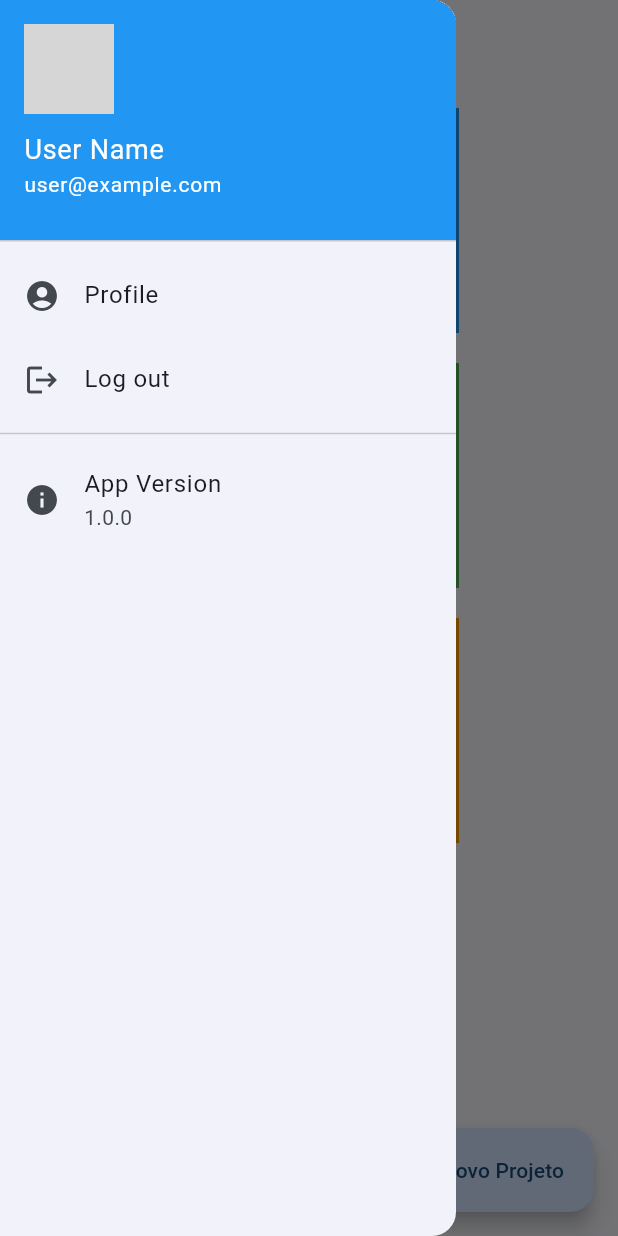
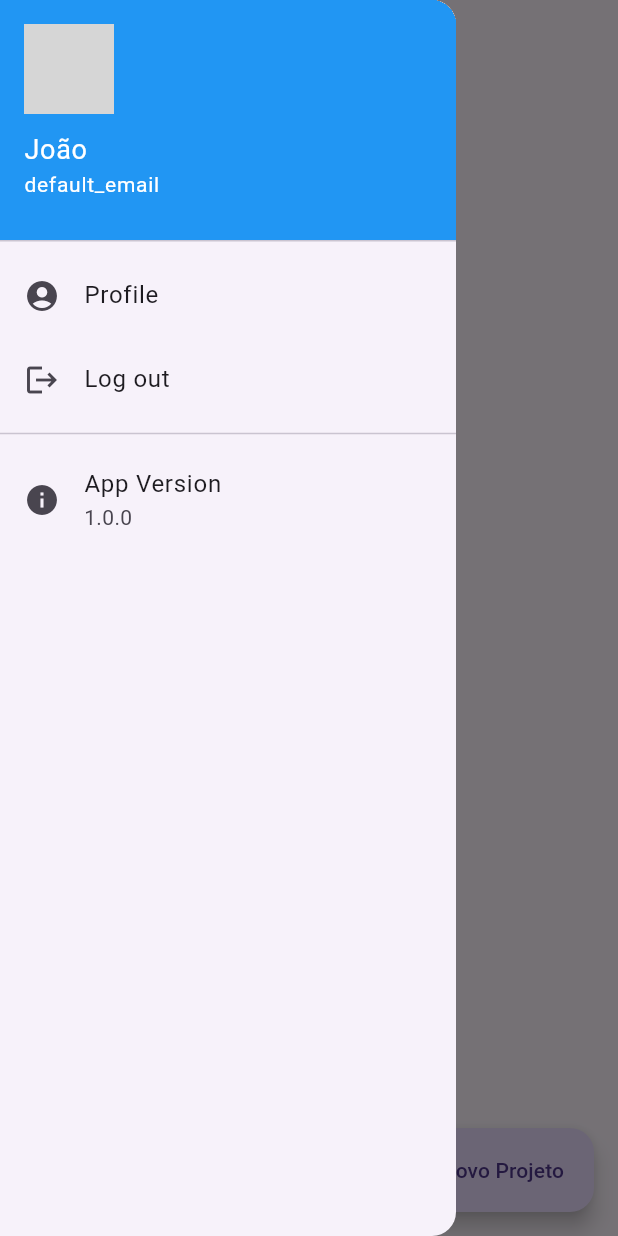
Before and after one commit to JoaoAbrantes977/ProjetoFinalFlutter, a Flutter app: the InspectionsPage screen opened directly, with the side drawer open, on a phone screen of 412 x 824 dp. Run offline on Flutter 3.47's test engine with Material 3 defaults, Android fonts, the phone set to English and light mode, and no system bars; network calls fail; grey boxes are pictures that could not be loaded.

Commit message:
added details-inspection

```diff
--- a/lib/inspection.dart
+++ b/lib/inspection.dart
@@ -1,7 +1,9 @@
 import 'package:flutter/material.dart';
+import 'package:http/http.dart' as http;
+import 'dart:convert';
 import 'package:projeto_final_flutter/login.dart';
-
 import 'inspection/create-inspection.dart';
+import 'inspection/details-inspection.dart';
 
 class InspectionsPage extends StatefulWidget {
   @override
@@ -9,39 +11,69 @@ class InspectionsPage extends StatefulWidget {
 }
 
 class InspectionsPageState extends State<InspectionsPage> {
+  // Access the User class
+  User user = User.userInstance;
+  List<dynamic> inspections = []; // List to store inspection data
+
+  @override
+  void initState() {
+    super.initState();
+    fetchInspections(); // Fetch inspections when the widget initializes
+  }
+
+  // Function to fetch inspections
+  Future<void> fetchInspections() async {
+    String userId = user.id;
+    String url = 'http://10.0.2.2:3000/inspection/all/$userId'; // Replace with your API endpoint
+    final response = await http.get(Uri.parse(url));
+
+    if (response.statusCode == 200) {
+      // If the server returns a 200 OK response, parse the JSON and update the state
+      List<dynamic> data = json.decode(response.body)['inspections'];
+      setState(() {
+        inspections = data;
+      });
+    } else {
+      // If the server did not return a 200 OK response, throw an error.
+      throw Exception('Failed to load inspections');
+    }
+  }
+
   @override
   Widget build(BuildContext context) {
+    String userEmail = user.email;
+
     return Scaffold(
       appBar: AppBar(
-        title: const Text('Your Inspections'),
+        title: const Text('As minhas Inspeções'),
       ),
       drawer: Drawer(
         child: ListView(
           padding: EdgeInsets.zero,
           children: <Widget>[
-            const DrawerHeader(
-              decoration: BoxDecoration(
+            DrawerHeader(
+              decoration: const BoxDecoration(
                 color: Colors.blue,
               ),
               child: Column(
                 crossAxisAlignment: CrossAxisAlignment.start,
                 children: [
-                  CircleAvatar(
+                  const CircleAvatar(
                     radius: 30,
                     // Placeholder for user profile picture
                     backgroundImage: AssetImage('assets/user_profile.png'),
                   ),
-                  SizedBox(height: 10),
-                  Text(
-                    'User Name',
+                  const SizedBox(height: 10),
+                  const Text(
+                    'João', // Replace with user name if available
                     style: TextStyle(
                       color: Colors.white,
                       fontSize: 18,
                     ),
                   ),
                   Text(
-                    'user@example.com',
-                    style: TextStyle(
+                    userEmail, // Display user's email
+                    style: const TextStyle(
                       color: Colors.white,
                       fontSize: 14,
                     ),
@@ -50,23 +82,27 @@ class InspectionsPageState extends State<InspectionsPage> {
               ),
             ),
             ListTile(
-              leading: Icon(Icons.account_circle),
+              leading: const Icon(Icons.account_circle),
               title: const Text('Profile'),
               onTap: () {
                 // Navigate to profile screen
               },
             ),
             ListTile(
-              leading: Icon(Icons.logout),
+              leading: const Icon(Icons.logout),
               title: const Text('Log out'),
               onTap: () {
+                // Reset user instance upon logout
+                User.setUserInstance(User("default_email", "default_id"));
+
+                // Navigate to login screen
                 Navigator.pushReplacement(
                   context,
                   MaterialPageRoute(builder: (context) => LoginPage()),
                 );
               },
             ),
-            Divider(),
+            const Divider(),
             ListTile(
               leading: const Icon(Icons.info),
               title: const Text('App Version'),
@@ -79,36 +115,50 @@ class InspectionsPageState extends State<InspectionsPage> {
           ],
         ),
       ),
-      body: ListView(
-        children: [
-          Padding(
-            padding: const EdgeInsets.all(16.0),
-            child: Column(
-              children: <Widget>[
-                Container(
-                  width: 200,
-                  height: 150,
-                  color: Colors.blue,
-                  child: const Center(child: Text('Box 1')),
+      body: ListView.builder(
+        itemCount: inspections.length,
+        itemBuilder: (BuildContext context, int index) {
+          dynamic inspection = inspections[index];
+          String inspectionName = inspection['tipo']['nome'];
+          String inspectionId = inspection['id'].toString(); // Get inspection ID
+          return Padding(
+            padding: const EdgeInsets.symmetric(horizontal: 16, vertical: 8),
+            child: Card(
+              elevation: 4, // Add elevation for a shadow effect
+              shape: RoundedRectangleBorder(
+                borderRadius: BorderRadius.circular(12), // Rounded corners
+              ),
+              child: InkWell(
+                onTap: () {
+                  // Navigate to inspection details page when card is tapped
+                  Navigator.push(
+                    context,
+                    MaterialPageRoute(
+                      builder: (context) => InspectionDetailsPage(inspectionId: inspectionId),
+                    ),
+                  );
+                },
+                child: Container(
+                  height: 120,
+                  decoration: BoxDecoration(
+                    borderRadius: BorderRadius.circular(12),
+                    color: Colors.blue, // Background color
+                  ),
+                  child: Center(
+                    child: Text(
+                      inspectionName,
+                      style: TextStyle(
+                        color: Colors.white,
+                        fontSize: 18,
+                        fontWeight: FontWeight.bold,
+                      ),
+                    ),
+                  ),
                 ),
-                const SizedBox(height: 20),
-                Container(
-                  width: 200,
-                  height: 150,
-                  color: Colors.green,
-                  child: const Center(child: Text('Box 2')),
-                ),
-                const SizedBox(height: 20),
-                Container(
-                  width: 200,
-                  height: 150,
-                  color: Colors.orange,
-                  child: const Center(child: Text('Box 3')),
-                ),
-              ],
+              ),
             ),
-          ),
-        ],
+          );
+        },
       ),
       floatingActionButton: FloatingActionButton.extended(
         onPressed: () {
@@ -117,8 +167,8 @@ class InspectionsPageState extends State<InspectionsPage> {
             MaterialPageRoute(builder: (context) => CreateInspectionPage()),
           );
         },
-        label: Text('Novo Projeto'),
-        icon: Icon(Icons.add),
+        label: const Text('Novo Projeto'),
+        icon: const Icon(Icons.add),
       ),
       floatingActionButtonLocation: FloatingActionButtonLocation.endFloat,
     );
--- a/lib/inspection/create-inspection.dart
+++ b/lib/inspection/create-inspection.dart
@@ -1,6 +1,12 @@
 import 'package:flutter/material.dart';
 import 'package:http/http.dart' as http;
 import 'dart:convert';
+import '../login.dart';
+
+// Access the User class
+User user = User.userInstance;
+String userEmail = user.email;
+String userId = user.id;
 
 class CreateInspectionPage extends StatefulWidget {
   @override
@@ -9,6 +15,7 @@ class CreateInspectionPage extends StatefulWidget {
 
 class _CreateInspectionPageState extends State<CreateInspectionPage> {
   final _formKey = GlobalKey<FormState>();
+
 
   final TextEditingController _nomeController = TextEditingController();
   final TextEditingController _descricaoController = TextEditingController();
@@ -118,7 +125,7 @@ class _CreateInspectionPageState extends State<CreateInspectionPage> {
           'freguesia_nome': _selectFreguesia,
           'rua': rua,
           'codigo_postal': codigo_postal,
-          "id_utilizador": 1
+          "id_utilizador": userId
         }),
       );
 
--- a/lib/login.dart
+++ b/lib/login.dart
@@ -1,25 +1,36 @@
 import 'package:flutter/material.dart';
 import 'package:http/http.dart' as http;
 import 'dart:convert';
-import 'package:shared_preferences/shared_preferences.dart';
 import 'inspection.dart';
 import 'register.dart';
 
-void main() {
-  runApp(MyApp());
+class User {
+  late String _id;
+  late String _email;
+
+  User(this._email, this._id);
+
+  String get email => _email;
+
+  set email(String value) {
+    _email = value;
   }
 
-class MyApp extends StatelessWidget {
-  @override
-  Widget build(BuildContext context) {
-    return MaterialApp(
-      debugShowCheckedModeBanner: false,
-      title: 'Login Page',
-      theme: ThemeData(
-        primarySwatch: Colors.blue,
-      ),
-      home: LoginPage(),
-    );
+  String get id => _id;
+
+  set id(String value) {
+    _id = value;
+  }
+
+  static User? _userInstance;
+
+  static User get userInstance {
+    _userInstance ??= User("default_email", "default_id");
+    return _userInstance!;
+  }
+
+  static void setUserInstance(User user) {
+    _userInstance = user;
   }
 }
 
@@ -39,6 +50,7 @@ class _LoginPageState extends State<LoginPage> {
       final password = _passwordController.text;
 
       final url = Uri.parse('http://10.0.2.2:3000/user/login');
+      try {
         final response = await http.post(
           url,
           headers: {
@@ -53,7 +65,11 @@ class _LoginPageState extends State<LoginPage> {
         if (response.statusCode == 200) {
           final responseBody = json.decode(response.body);
           final token = responseBody['token'];
-        //await _storeToken(token);
+          final userId = responseBody['userId'].toString();
+
+          // Save user id and email
+          User.setUserInstance(User(email, userId));
+
           ScaffoldMessenger.of(context).showSnackBar(
             const SnackBar(
               content: Text("User Signed In Successfully"),
@@ -62,7 +78,7 @@ class _LoginPageState extends State<LoginPage> {
           );
           Navigator.pushReplacement(
             context,
-          MaterialPageRoute(builder: (context) =>  InspectionsPage()),
+            MaterialPageRoute(builder: (context) => InspectionsPage()),
           );
           print('Login successful: $token');
         } else {
@@ -74,22 +90,27 @@ class _LoginPageState extends State<LoginPage> {
           );
           print('Login failed: ${response.body}');
         }
+      } catch (e) {
+        // Handle network errors, server errors, etc.
+        print('Error logging in: $e');
+        ScaffoldMessenger.of(context).showSnackBar(
+          const SnackBar(
+            content: Text("Error logging in"),
+            backgroundColor: Colors.red,
+          ),
+        );
+      }
     }
   }
 
-  // VERIFICAR OS INPUTS
+  // Validate input fields
   bool _validateInputs() {
     if (_formKey.currentState?.validate() ?? false) {
       return true;
     }
     return false;
   }
-/*
-  Future<void> _storeToken(String token) async {
-    final prefs = await SharedPreferences.getInstance();
-    await prefs.setString('jwt_token', token);
-  }
-*/
+
   @override
   Widget build(BuildContext context) {
     return Scaffold(
--- a/pubspec.yaml
+++ b/pubspec.yaml
@@ -37,6 +37,7 @@ dependencies:
   cupertino_icons: ^1.0.6
   http: ^1.2.1
   shared_preferences: ^2.2.3
+  provider: ^6.1.2
 
 dev_dependencies:
   flutter_test:
```
Also changed, not shown: lib/inspection/details-inspection.dart (added, +112 -0 lines), lib/main.dart (+3 -64 lines), lib/user_provider.dart (added, +12 -0 lines), pubspec.lock, 1 other file. Lines whose indentation alone changed are shown as unchanged.
